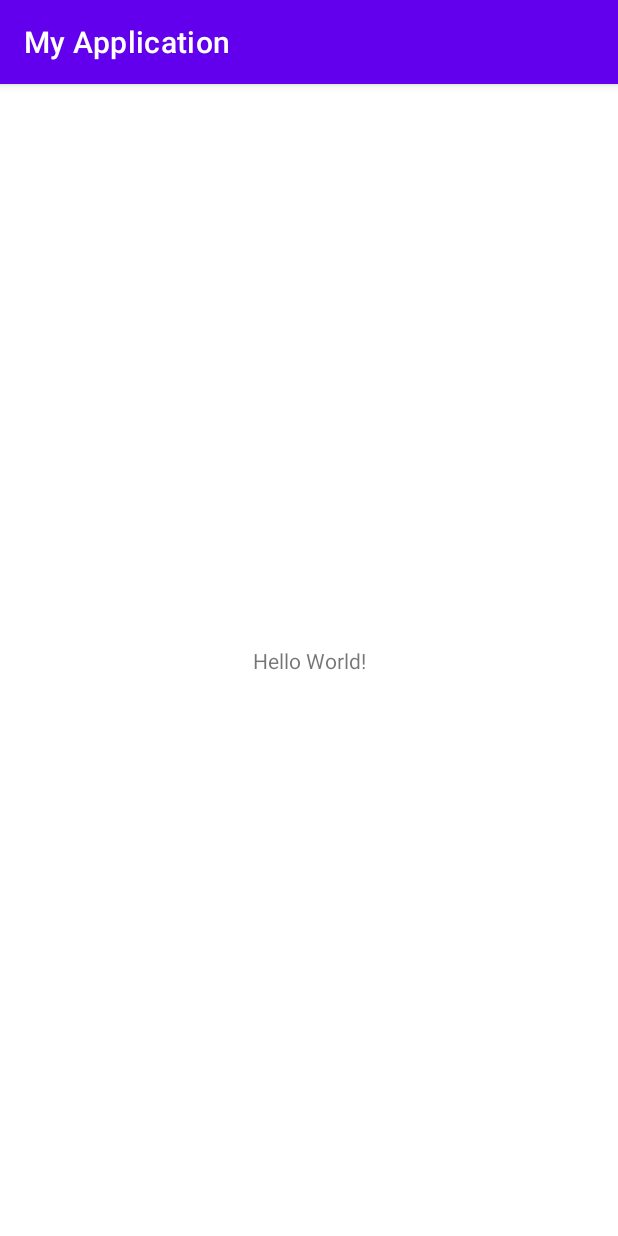
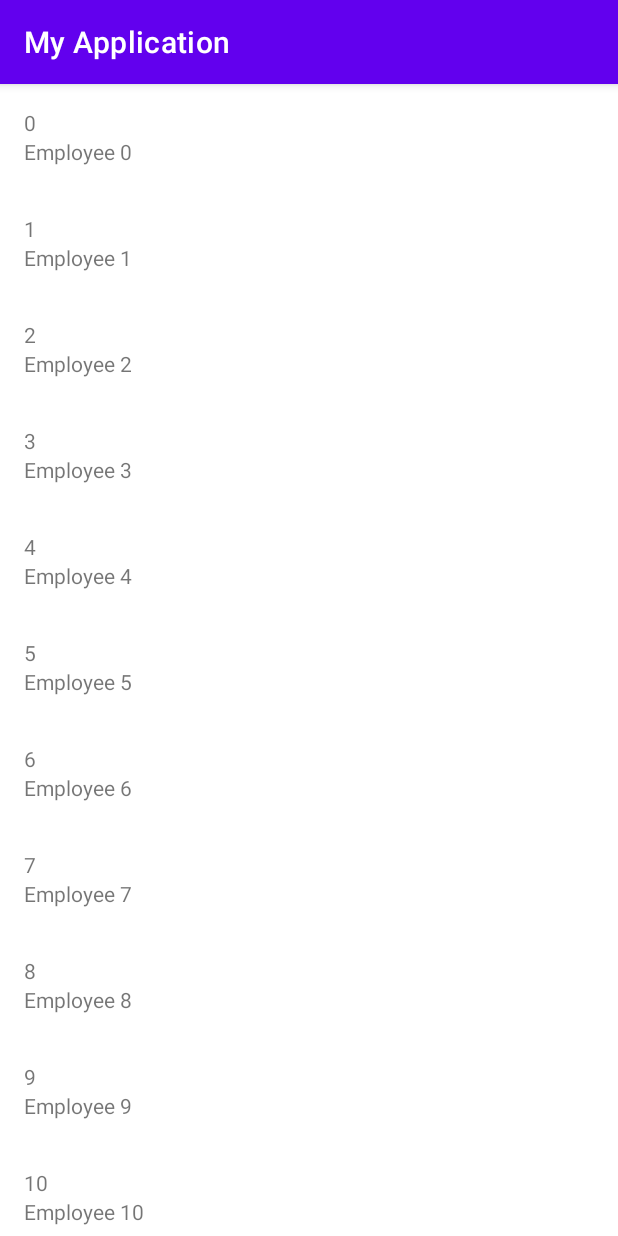
Before and after one commit to duongvh19/android, an Android app: the screen it shows after launch (MainActivity), on a phone screen of 412 x 824 dp. Run offline under Robolectric (Android 15) with nearby library versions, the phone set to English and light mode, and no system bars.

Commit message:
[android] recycleview test

```diff
--- a/app/src/main/AndroidManifest.xml
+++ b/app/src/main/AndroidManifest.xml
@@ -10,6 +10,9 @@
         android:supportsRtl="true"
         android:theme="@style/Theme.MyApplication">
         <activity
+            android:name=".EmployeeDetail"
+            android:exported="false" />
+        <activity
             android:name=".MainActivity"
             android:exported="true">
             <intent-filter>
--- a/app/src/main/java/com/duongvh19/MainActivity.java
+++ /dev/null
@@ -1,14 +0,0 @@
-package com.example.myapplication;
-
-import androidx.appcompat.app.AppCompatActivity;
-
-import android.os.Bundle;
-
-public class MainActivity extends AppCompatActivity {
-
-    @Override
-    protected void onCreate(Bundle savedInstanceState) {
-        super.onCreate(savedInstanceState);
-        setContentView(R.layout.activity_main);
-    }
-}
--- /dev/null
+++ b/app/src/main/java/com/example/myapplication/Employee.java
@@ -0,0 +1,27 @@
+package com.example.myapplication;
+
+public class Employee {
+    private String id;
+    private String name;
+
+    public Employee(String id, String name) {
+        this.id = id;
+        this.name = name;
+    }
+
+    public String getId() {
+        return id;
+    }
+
+    public void setId(String id) {
+        this.id = id;
+    }
+
+    public String getName() {
+        return name;
+    }
+
+    public void setName(String name) {
+        this.name = name;
+    }
+}
--- /dev/null
+++ b/app/src/main/java/com/example/myapplication/EmployeeAdapter.java
@@ -0,0 +1,81 @@
+package com.example.myapplication;
+
+import android.content.Context;
+import android.view.LayoutInflater;
+import android.view.View;
+import android.view.ViewGroup;
+import android.widget.LinearLayout;
+import android.widget.TextView;
+
+import com.example.myapplication.R;
+
+import java.util.List;
+
+import androidx.annotation.NonNull;
+import androidx.recyclerview.widget.RecyclerView;
+
+public class EmployeeAdapter extends RecyclerView.Adapter<EmployeeAdapter.EmployeeViewHolder>{
+
+    private Context mContext;
+    private List<Employee> mEmployeeList;
+    private OnClickListener mListener;
+
+    public EmployeeAdapter(Context context, List<Employee> employeeList, OnClickListener listener) {
+        mContext = context;
+        mEmployeeList = employeeList;
+        mListener = listener;
+    }
+
+    @NonNull
+    @Override
+    public EmployeeViewHolder onCreateViewHolder(@NonNull ViewGroup parent, int viewType) {
+        View view = LayoutInflater.from(parent.getContext()).inflate(R.layout.employee_item, parent, false);
+        return new EmployeeViewHolder(view);
+    }
+
+    @Override
+    public void onBindViewHolder(@NonNull EmployeeViewHolder holder, int position) {
+        if(mEmployeeList != null) {
+            Employee e = mEmployeeList.get(position);
+
+            holder.tvId.setText(e.getId());
+            holder.tvName.setText(e.getName());
+
+            holder.bind(e, mListener);
+        }
+    }
+
+    @Override
+    public int getItemCount() {
+        if (mEmployeeList != null) {
+            return mEmployeeList.size();
+        }
+        return 0;
+    }
+
+    class EmployeeViewHolder extends RecyclerView.ViewHolder {
+        LinearLayout itemData;
+        TextView tvId;
+        TextView tvName;
+
+        public EmployeeViewHolder(@NonNull View itemView) {
+            super(itemView);
+            itemData =(LinearLayout) itemView.findViewById(R.id.itemData);
+            tvId = (TextView) itemView.findViewById(R.id.tvId);
+            tvName = (TextView) itemView.findViewById(R.id.tvName);
+        }
+
+        void bind (Employee e, OnClickListener listener) {
+            itemData.setOnClickListener(new View.OnClickListener() {
+                @Override
+                public void onClick(View v) {
+                    listener.onClickListener(e);
+                }
+            });
+        }
+    }
+
+    interface OnClickListener {
+        void onClickListener (Employee e);
+    }
+}
--- /dev/null
+++ b/app/src/main/java/com/example/myapplication/MainActivity.java
@@ -0,0 +1,54 @@
+package com.example.myapplication;
+
+import androidx.appcompat.app.AppCompatActivity;
+import androidx.recyclerview.widget.LinearLayoutManager;
+import androidx.recyclerview.widget.RecyclerView;
+
+import android.content.Intent;
+import android.os.Bundle;
+
+import com.example.myapplication.R;
+
+import java.util.ArrayList;
+import java.util.List;
+
+public class MainActivity extends AppCompatActivity implements EmployeeAdapter.OnClickListener {
+    private RecyclerView rvData;
+    private List<Employee> mEmployeeList = new ArrayList<>();
+    private EmployeeAdapter mEmployeeAdapter;
+
+    @Override
+    protected void onCreate(Bundle savedInstanceState) {
+        super.onCreate(savedInstanceState);
+        setContentView(R.layout.activity_main);
+        rvData = findViewById(R.id.rvData);
+        rvData.setLayoutManager(new LinearLayoutManager(this));
+
+        setData();
+        mEmployeeAdapter = new EmployeeAdapter(getApplicationContext(), mEmployeeList, this);
+        rvData.setAdapter(mEmployeeAdapter);
+
+    }
+
+    private void setData() {
+        for (int i= 0; i< 20; i++) {
+            String id = String.valueOf(i);
+            String name = "Employee " + i;
+            Employee e = new Employee(id, name);
+            mEmployeeList.add(e);
+        }
+    }
+
+    @Override
+    public void onClickListener(Employee e) {
+        Intent intent = new Intent(this, EmployeeDetail.class);
+
+        Bundle bundle = new Bundle();
+        bundle.putString("id", e.getId());
+        bundle.putString("name", e.getName());
+
+        intent.putExtras(bundle);
+
+        startActivity(intent);
+    }
+}
--- a/app/src/main/res/layout/activity_main.xml
+++ b/app/src/main/res/layout/activity_main.xml
@@ -1,18 +1,14 @@
 <?xml version="1.0" encoding="utf-8"?>
-<androidx.constraintlayout.widget.ConstraintLayout xmlns:android="http://schemas.android.com/apk/res/android"
+<LinearLayout xmlns:android="http://schemas.android.com/apk/res/android"
     xmlns:app="http://schemas.android.com/apk/res-auto"
     xmlns:tools="http://schemas.android.com/tools"
     android:layout_width="match_parent"
     android:layout_height="match_parent"
-    tools:context=".MainActivity">
+    >
 
-    <TextView
-        android:layout_width="wrap_content"
-        android:layout_height="wrap_content"
-        android:text="Hello World!"
-        app:layout_constraintBottom_toBottomOf="parent"
-        app:layout_constraintLeft_toLeftOf="parent"
-        app:layout_constraintRight_toRightOf="parent"
-        app:layout_constraintTop_toTopOf="parent" />
+   <androidx.recyclerview.widget.RecyclerView
+       android:layout_width="match_parent"
+       android:layout_height="wrap_content"
+       android:id="@+id/rvData"/>
 
-</androidx.constraintlayout.widget.ConstraintLayout>
+</LinearLayout>
--- /dev/null
+++ b/app/src/main/res/layout/employee_item.xml
@@ -0,0 +1,19 @@
+<?xml version="1.0" encoding="utf-8"?>
+<LinearLayout xmlns:android="http://schemas.android.com/apk/res/android"
+    android:layout_width="match_parent"
+    android:layout_height="wrap_content"
+    android:orientation="vertical"
+    android:id="@+id/itemData"
+    android:padding="16dp">
+
+    <TextView
+        android:layout_width="match_parent"
+        android:layout_height="wrap_content"
+        android:id="@+id/tvId"/>
+
+    <TextView
+        android:layout_width="match_parent"
+        android:layout_height="wrap_content"
+        android:id="@+id/tvName"/>
+
+</LinearLayout>
```
Also changed, not shown: app/src/main/java/com/example/myapplication/EmployeeDetail.java (added, +29 -0 lines), app/src/main/res/layout/activity_employee_detail.xml (added, +21 -0 lines).
